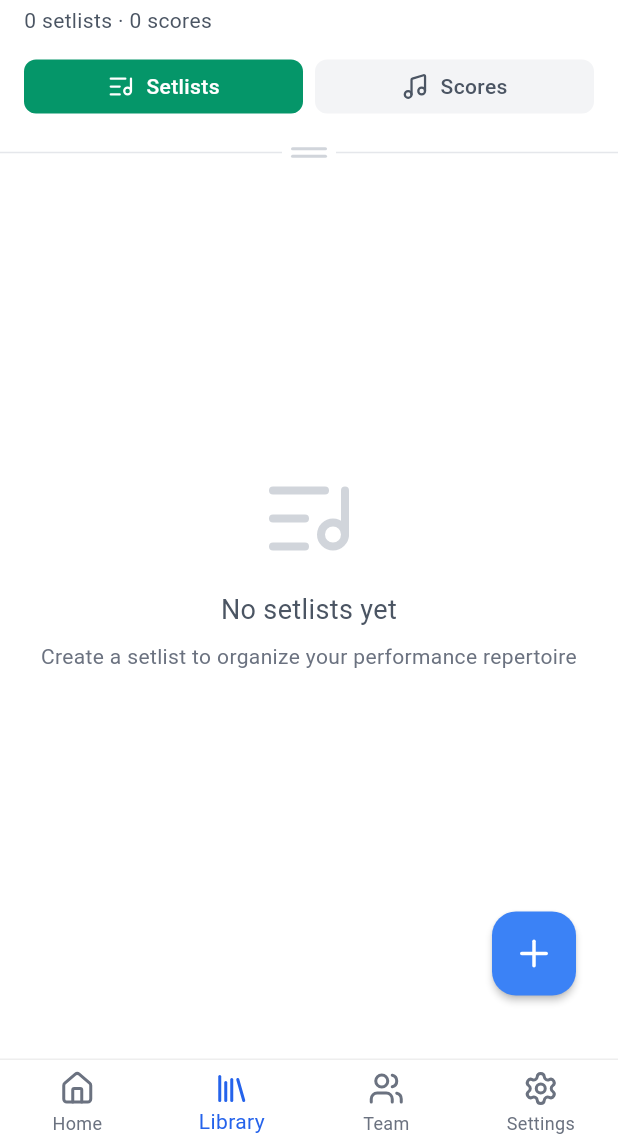
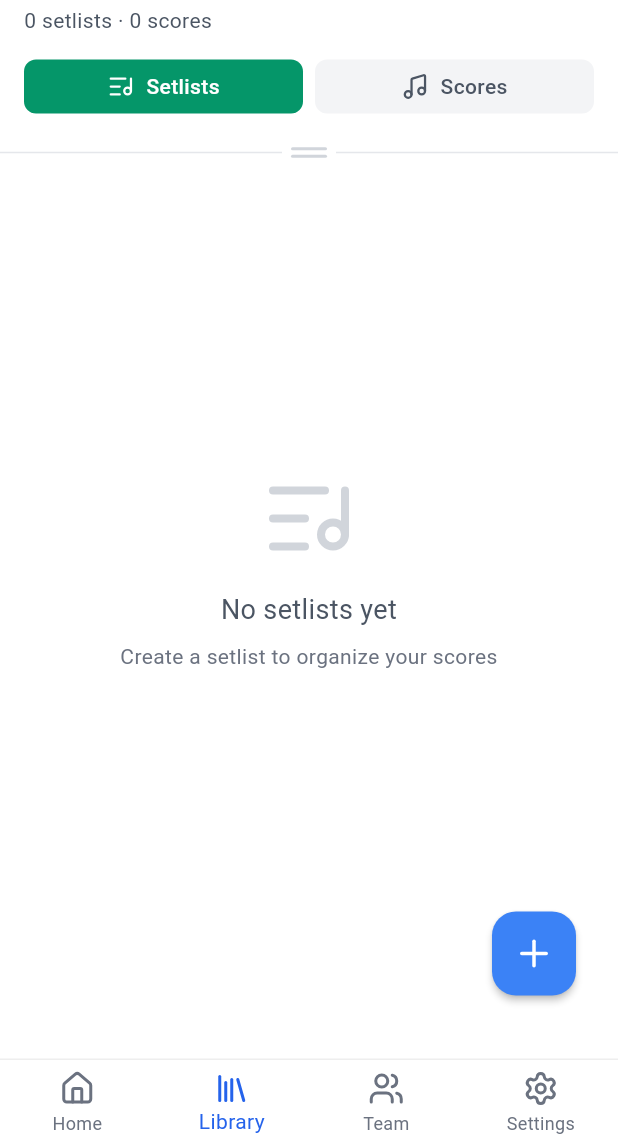
Before and after one commit to TecReaGroup/musheet, a Flutter app: the screen it shows after launch, after a tap on "Scores", after a tap on "Setlists", on a phone screen of 412 x 824 dp, the part 89-1236 px from its top. Run offline on Flutter 3.47's test engine with Material 3 defaults, Android fonts, the light colour scheme and no system bars; our stand-ins replace drift, file_picker, flutter_riverpod, flutter_svg, go_router, google_fonts and 4 more; missing offline and left inert: metronome, pdfrx, receive_sharing_intent; accounts and stored records are empty; generated files the repository leaves out were written again.

Commit message:
Update: Update packages to latest version

```diff
--- a/lib/main.dart
+++ b/lib/main.dart
@@ -1,10 +1,14 @@
 import 'package:flutter/material.dart';
 import 'package:flutter/services.dart';
 import 'package:flutter_riverpod/flutter_riverpod.dart';
+import 'package:pdfrx/pdfrx.dart';
 import 'app.dart';
 
 void main() async {
   WidgetsFlutterBinding.ensureInitialized();
+
+  // Initialize pdfrx (required for pdfrx 2.x)
+  pdfrxFlutterInitialize();
 
   // Set system UI style: transparent status bar and navigation bar
   SystemChrome.setSystemUIOverlayStyle(const SystemUiOverlayStyle(
--- a/lib/utils/pdf_export_service.dart
+++ b/lib/utils/pdf_export_service.dart
@@ -244,7 +244,7 @@ class PdfExportService {
       final pdfImage = await page.render(
         fullWidth: renderWidth,
         fullHeight: renderHeight,
-        backgroundColor: Colors.white,
+        backgroundColor: Colors.white.toARGB32(),
       );
 
       if (pdfImage == null) continue;
--- a/lib/widgets/common_widgets.dart
+++ b/lib/widgets/common_widgets.dart
@@ -481,7 +481,7 @@ class EmptyState extends StatelessWidget {
       key: key,
       icon: AppIcons.setlistIcon,
       title: 'No setlists yet',
-      subtitle: 'Create a setlist to organize your performance repertoire',
+      subtitle: 'Create a setlist to organize your scores',
       action: action,
     );
   }
```
Also changed, not shown: pubspec.yaml (+7 -7 lines), pubspec.lock, 4 other files.
